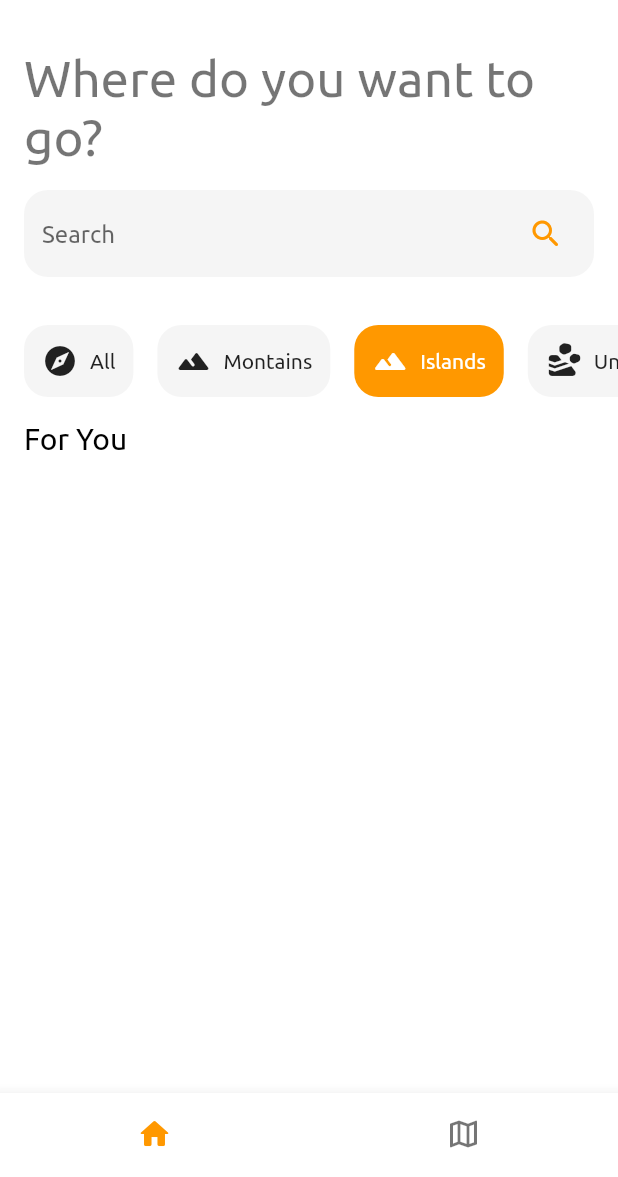
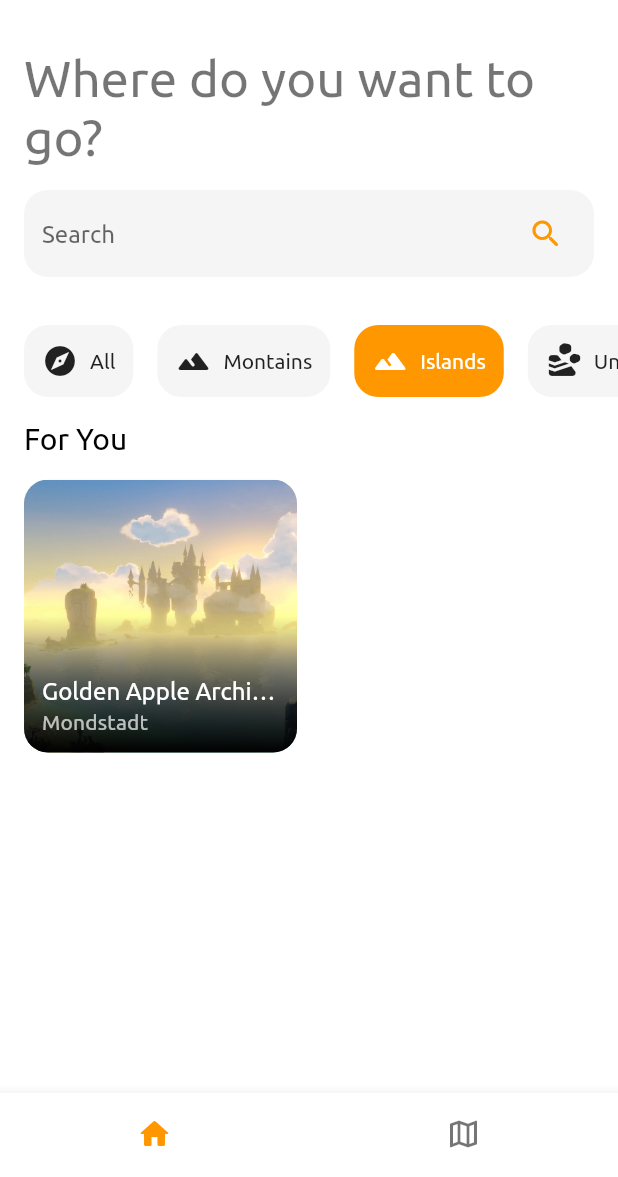
Before and after one commit to rezaageng/adventurers_guild, a Flutter app: the screen it shows after launch, after a tap on "Montains", after a tap on "Islands", on a phone screen of 412 x 824 dp, the part 59-1236 px from its top. Run offline on Flutter 3.47's test engine with Material 2 defaults, Android fonts, the phone set to English and light mode, and no system bars.

Commit message:
feat(models): :sparkles: add golden apple data

```diff
--- a/lib/data/destinations_data.dart
+++ b/lib/data/destinations_data.dart
@@ -181,4 +181,14 @@ List<DestinationsModel> destinationsData = [
     duration: 236,
     imageUrl: 'assets/images/mt_aocang_cliff.png',
   ),
+  const DestinationsModel(
+    id: 'des18',
+    title: 'Golden Apple Archipelago',
+    category: ECategories.islands,
+    region: ERegions.mondstadt,
+    description:
+        'The Golden Apple Archipelago is a limited time summer event area located east of Mondstadt that first appeared in Version 1.6 and appeared again in Version 2.8 in the Summertime Odyssey event with a different look. It was historically known as the Haar Islands before the events of Midsummer Island Adventure. This area contains a set of islands that the Dodo-King invited Klee to in the quest Mysterious Islands: Journey to the Unknown.',
+    duration: 3534,
+    imageUrl: 'assets/images/golden_apple.webp',
+  ),
 ];
```
